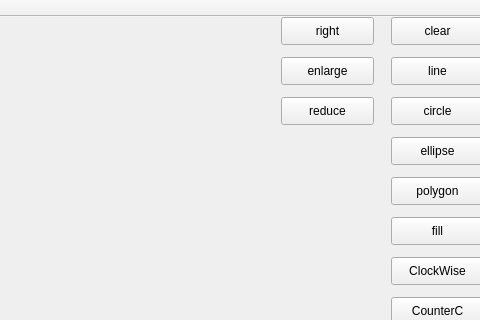
This is mainwindow.ui in JiaweiLing/CGLab as Qt 5 draws it before an edit; both pictures show x 339 to 819 and y 0 to 320 of the 819 by 497 pixel window. The edited form follows.
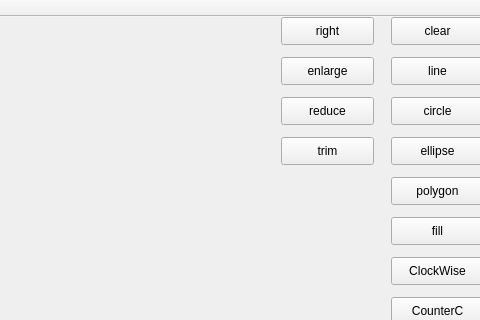
This is the edited form.

Commit message: can trim lines

Diff of the .ui file:
```diff
--- a/mainwindow.ui
+++ b/mainwindow.ui
@@ -196,6 +196,19 @@
      <string>reduce</string>
     </property>
    </widget>
+   <widget class="QPushButton" name="pushButton_15">
+    <property name="geometry">
+     <rect>
+      <x>620</x>
+      <y>120</y>
+      <width>93</width>
+      <height>28</height>
+     </rect>
+    </property>
+    <property name="text">
+     <string>trim</string>
+    </property>
+   </widget>
   </widget>
   <widget class="QMenuBar" name="menuBar">
    <property name="geometry">
```
The commit also changes 8 other files.
